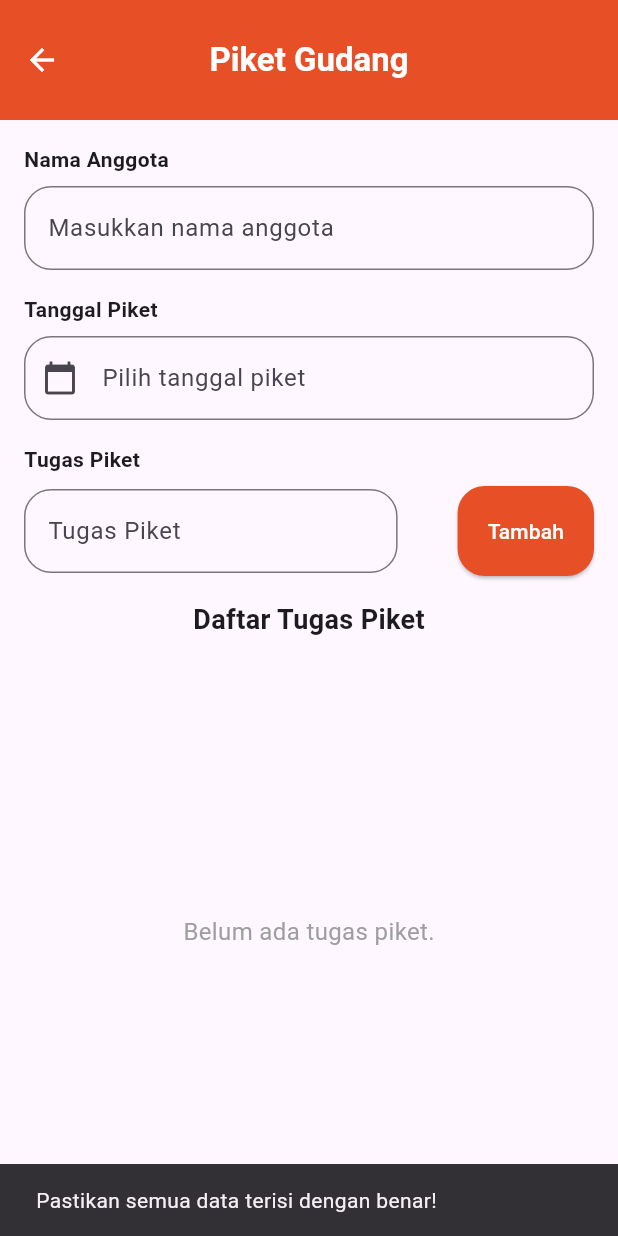
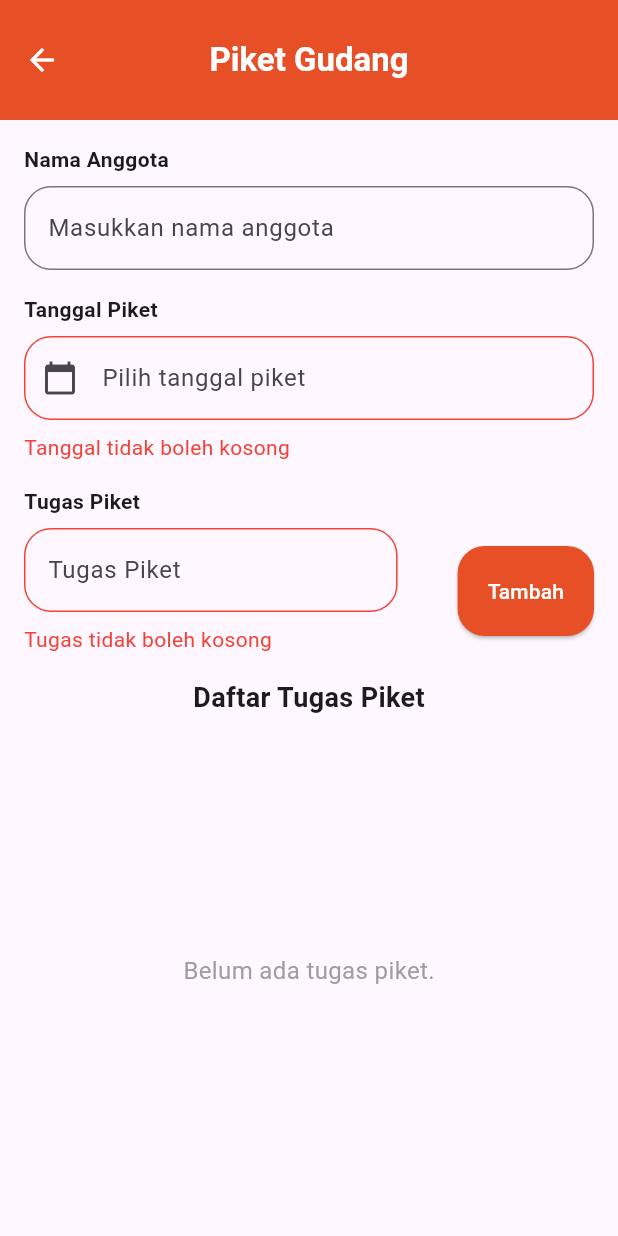
Before and after one commit to nauvalachid/20220140117_UCP1Flutter, a Flutter app: the DataPiketPage screen opened directly with empty values, after a tap on "Tambah", on a phone screen of 412 x 824 dp. Run offline on Flutter 3.47's test engine with Material 3 defaults, Android fonts, the phone set to English and light mode, and no system bars.

Commit message:
Menambahkan validasi untuk bidang tanggal dan tugas di DataPiketPage

```diff
--- a/lib/datapiket_page.dart
+++ b/lib/datapiket_page.dart
@@ -18,6 +18,8 @@ class _DataPiketPageState extends State<DataPiketPage> {
 
   DateTime? _selectedDate;
   bool _isDateSelected = true;
+  bool _isTugasValid = true;
+
   List<Map<String, String>> tugasList = [];
 
   @override
@@ -45,6 +47,11 @@ class _DataPiketPageState extends State<DataPiketPage> {
   }
 
   void _addTugas() {
+    setState(() {
+    _isDateSelected = _selectedDate != null;
+    _isTugasValid = tugasController.text.isNotEmpty;
+  });
+
     if (tugasController.text.isNotEmpty && _selectedDate != null) {
       setState(() {
         tugasList.add({
@@ -57,13 +64,6 @@ class _DataPiketPageState extends State<DataPiketPage> {
         tanggalController.clear();
         _selectedDate = null;
       });
-      ScaffoldMessenger.of(context).showSnackBar(
-        const SnackBar(content: Text('Tugas berhasil ditambahkan!')),
-      );
-    } else {
-      ScaffoldMessenger.of(context).showSnackBar(
-        const SnackBar(content: Text('Pastikan semua data terisi dengan benar!')),
-      );
   }
 }
 
@@ -139,15 +139,30 @@ class _DataPiketPageState extends State<DataPiketPage> {
                       hintText: 'Pilih tanggal piket',
                       border: OutlineInputBorder(
                         borderRadius: BorderRadius.circular(18),
+                        borderSide: BorderSide(
+                        color: _isDateSelected ? Colors.grey : Colors.red,
+                        ),
                       ),
                       prefixIcon: const Icon(Icons.calendar_today),
+                      focusedBorder: OutlineInputBorder(
+                      borderRadius: BorderRadius.circular(18),
+                      borderSide: BorderSide(
+                      color: _isDateSelected ? Colors.grey : Colors.red,
+                      ),
+                    ),
+                    enabledBorder: OutlineInputBorder(
+                    borderRadius: BorderRadius.circular(18),
+                    borderSide: BorderSide(
+                    color: _isDateSelected ? Colors.grey : Colors.red,
+                      ),
+                    ),
                   ),
                 ),
                   if (!_isDateSelected)
                     const Padding(
                       padding: EdgeInsets.only(top: 8),
                       child: Text(
-                        "Please select a date",
+                        "Tanggal tidak boleh kosong",
                         style: TextStyle(color: Colors.red),
                       ),
                     ),
@@ -160,14 +175,42 @@ class _DataPiketPageState extends State<DataPiketPage> {
                   Row(
                     children: [
                       Expanded(
-                        child: TextFormField(
+                        child: Column(
+                          crossAxisAlignment: CrossAxisAlignment.start,
+                          children: [
+                            TextFormField(
                               controller: tugasController,
                               decoration: InputDecoration(
                                 hintText: 'Tugas Piket',
                                 border: OutlineInputBorder(
                                   borderRadius: BorderRadius.circular(18),
+                                  borderSide: BorderSide(
+                                    color: _isTugasValid ? Colors.grey : Colors.red,
                                   ),
                                 ),
+                                focusedBorder: OutlineInputBorder(
+                                  borderRadius: BorderRadius.circular(18),
+                                  borderSide: BorderSide(
+                                    color: _isTugasValid ? Colors.grey : Colors.red,
+                                  ),
+                                ),
+                                enabledBorder: OutlineInputBorder(
+                                  borderRadius: BorderRadius.circular(18),
+                                  borderSide: BorderSide(
+                                    color: _isTugasValid ? Colors.grey : Colors.red,
+                                  ),
+                                ),
+                              ),
+                            ),
+                            if (!_isTugasValid)
+                              const Padding(
+                                padding: EdgeInsets.only(top: 8),
+                                child: Text(
+                                  "Tugas tidak boleh kosong",
+                                  style: TextStyle(color: Colors.red),
+                                ),
+                              ),
+                          ],
                         ),
                       ),
                       const SizedBox(width: 40),
```
Lines whose indentation alone changed are shown as unchanged.
